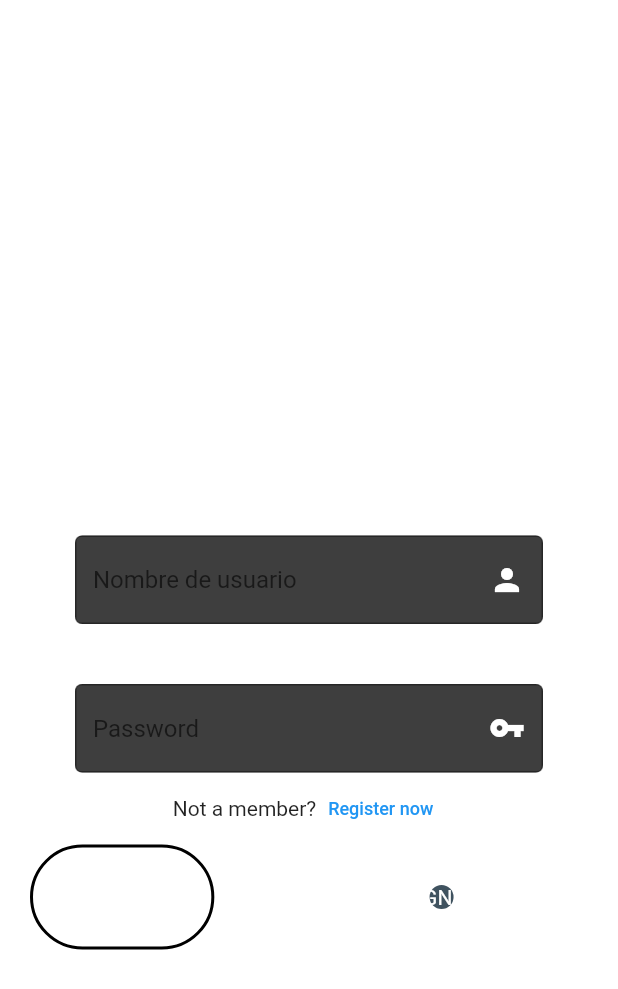
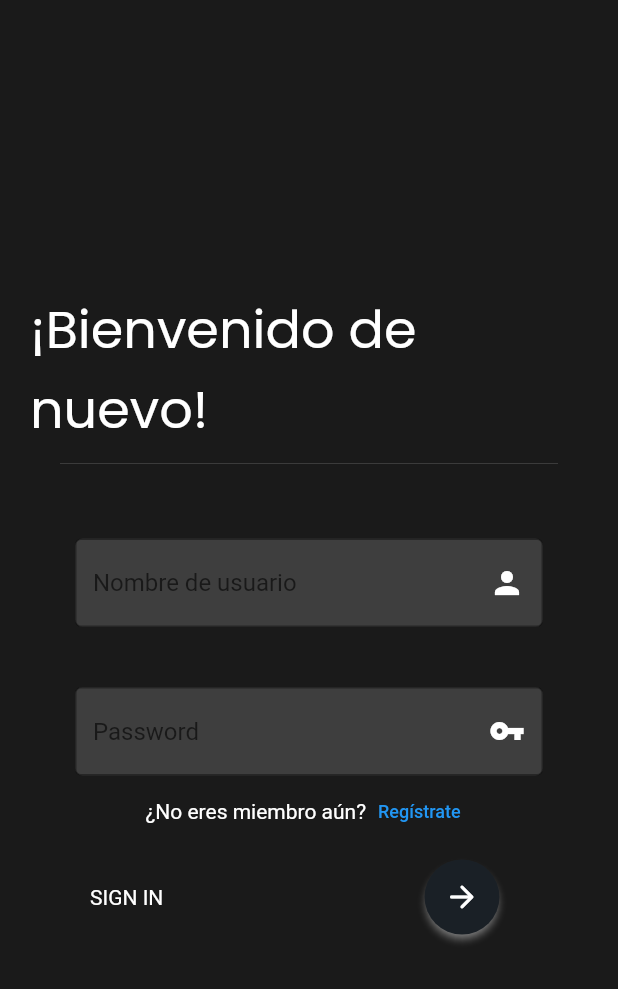
Before and after one commit to Daniel-DLR-02/PDAM-project, a Flutter app: the screen it shows after launch, on a phone screen of 412 x 824 dp. Shown: the top 989 px of the screen. Run offline on Flutter 3.47's test engine with Material 2 defaults, Android fonts, the light colour scheme and no system bars; our stand-ins replace bloc, equatable, flutter_bloc, google_fonts, shared_preferences.

Commit message:
Diseño pantalla login

```diff
--- a/tcl_mobile_app/lib/repository/constants.dart
+++ /dev/null
@@ -1,3 +0,0 @@
-class Constants {
-  static String baseUrl = "https://tcl-api-pdam.herokuapp.com";
-}
--- a/tcl_mobile_app/lib/ui/login_screen.dart
+++ b/tcl_mobile_app/lib/ui/login_screen.dart
@@ -40,7 +40,7 @@
 
   _createBody(BuildContext context) {
     return Scaffold(
-      backgroundColor: Color(0x262626),
+      backgroundColor: const Color.fromARGB(255,26,26,26),
       body: Center(
         child: Container(
             padding: const EdgeInsets.all(20),
@@ -167,11 +167,11 @@
                           ),
                           Row(
                             children: <Widget>[
-                              const Text('Not a member?'),
+                              const Text('¿No eres miembro aún?',style: TextStyle(color:Colors.white),),
                               TextButton(
                                 child: const Text(
-                                  'Register now',
-                                  style: TextStyle(fontSize: 12),
+                                  'Regístrate',
+                                  style: TextStyle(fontSize: 12,color: Colors.blue),
                                 ),
                                 onPressed: () {
                                   Navigator.pushNamed(context, '/register');
@@ -183,43 +183,46 @@
                           Row(
                             children: [
                               Container(
-
+                                width: MediaQuery.of(context).size.width/2,
                                   padding: const EdgeInsets.symmetric(
-                                      horizontal: 35, vertical: 25),
-                                  decoration: BoxDecoration(
-                                      border: Border.all(
-                                          color: Colors.black, width: 2),
-                                      borderRadius: BorderRadius.circular(50)),
+                                      horizontal: 40, vertical: 25),
+                                  child: SizedBox(
+                                    width: MediaQuery.of(context).size.width/2,
                                     child: Text(
                                       'Sign In'.toUpperCase(),
                                       style: const TextStyle(color: Colors.white),
                                       textAlign: TextAlign.start,
+                                    ),
                                   )),
+
                                    Padding(
-                                     padding: const EdgeInsets.only(left:100.0),
-                                     child: GestureDetector(
+                                     padding: const EdgeInsets.only(left:50.0),
+                                     child: SizedBox(
+                                      child: ElevatedButton(
 
-                                      onTap: () {
+                                        child: const Icon(
+                                          Icons.arrow_forward_rounded,
+                                          color: Colors.white,
+                                          size: 24.0,
+                                          semanticLabel: 'Text to announce in accessibility modes',
+                                        ),
+                                        onPressed: () {
                                           if (_formKey.currentState!.validate()) {
                                             final loginDto = LoginDto(
                                                 nickName: nickNameController.text,
                                                 password: passwordController.text);
                                             BlocProvider.of<LoginBloc>(context)
                                                 .add(DoLoginEvent(loginDto));
-                                        }
-                                      },
-                                      child: Container(
-                                width: MediaQuery.of(context).size.width/4,
+                                          }},
+                                          style: ElevatedButton.styleFrom(
+                                            fixedSize: const Size(50, 50),
+                                            shape: const CircleBorder(),
+                                            primary: const Color.fromARGB(255, 26, 32, 38),
+                                            shadowColor: Colors.white,
 
-                                decoration: const BoxDecoration(
-                                      shape: BoxShape.circle,
-                                      color: Color.fromARGB(255, 63, 82, 95)),
+                                          ),
+                                      ),
 
-                                child: Text(
-                                  'Sign In'.toUpperCase(),
-                                  style: const TextStyle(color: Colors.white),
-                                  textAlign: TextAlign.center,
-                                )),
                                      ),
                                    ),
 
```
Lines whose indentation alone changed are shown as unchanged.
